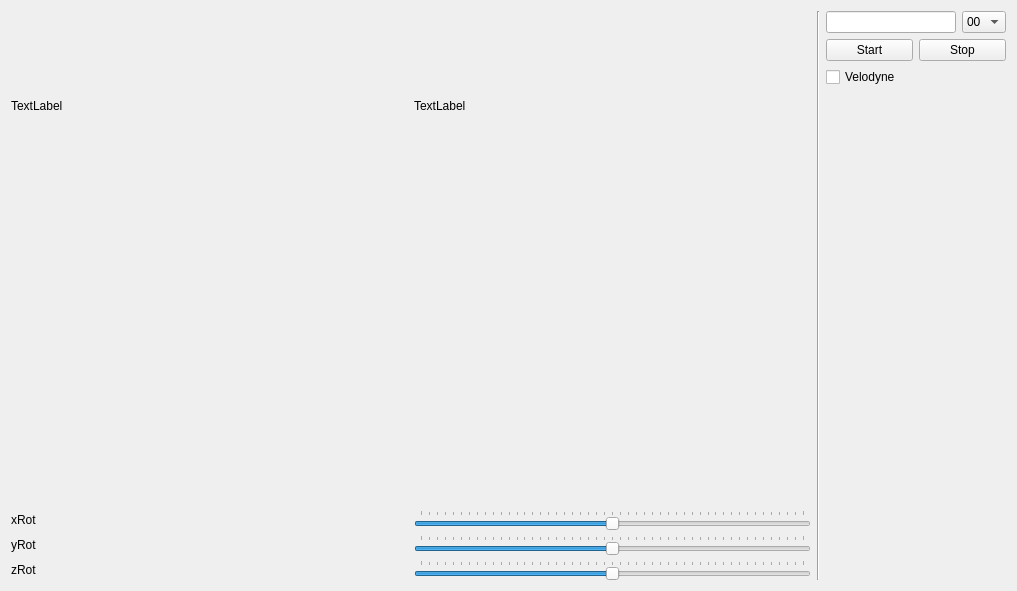
This is src/window.ui in youngsikshin/kitti-player-lcm as Qt 5 draws it before an edit. The edited form follows.
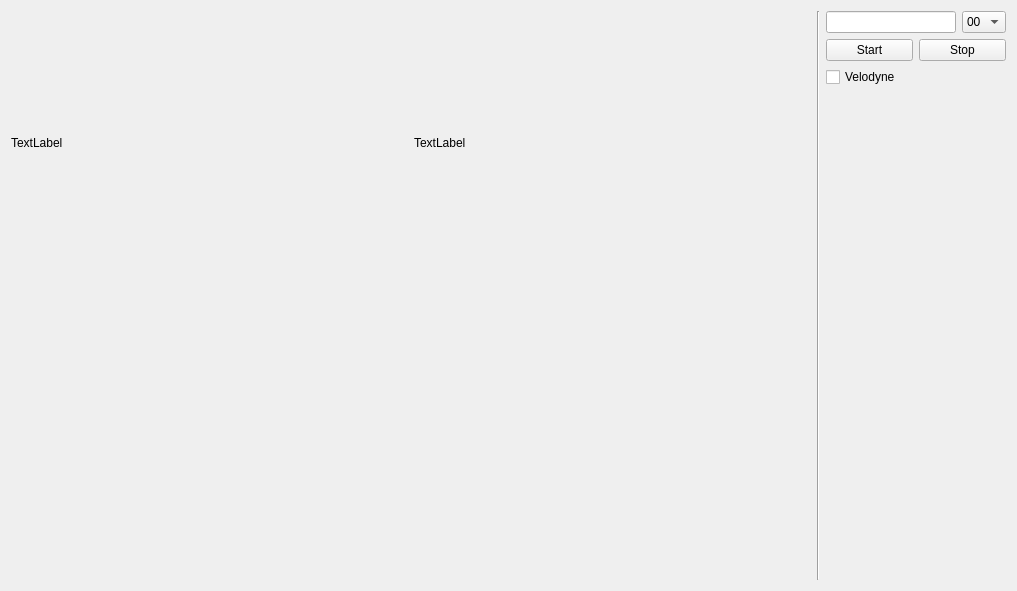
This is the edited form. Custom widgets are drawn as their Qt base class.

Commit message: remove slide bar

Patch:
```diff
--- a/src/window.ui
+++ b/src/window.ui
@@ -52,132 +52,6 @@
          </property>
         </widget>
        </item>
-       <item>
-        <layout class="QHBoxLayout" name="horizontalLayout">
-         <item>
-          <widget class="QLabel" name="label">
-           <property name="text">
-            <string>xRot</string>
-           </property>
-          </widget>
-         </item>
-         <item>
-          <widget class="QSlider" name="rotXSlider">
-           <property name="sizePolicy">
-            <sizepolicy hsizetype="Preferred" vsizetype="Fixed">
-             <horstretch>0</horstretch>
-             <verstretch>0</verstretch>
-            </sizepolicy>
-           </property>
-           <property name="minimum">
-            <number>-360</number>
-           </property>
-           <property name="maximum">
-            <number>360</number>
-           </property>
-           <property name="singleStep">
-            <number>16</number>
-           </property>
-           <property name="pageStep">
-            <number>15</number>
-           </property>
-           <property name="orientation">
-            <enum>Qt::Horizontal</enum>
-           </property>
-           <property name="tickPosition">
-            <enum>QSlider::TicksAbove</enum>
-           </property>
-           <property name="tickInterval">
-            <number>15</number>
-           </property>
-          </widget>
-         </item>
-        </layout>
-       </item>
-       <item>
-        <layout class="QHBoxLayout" name="horizontalLayout_2">
-         <item>
-          <widget class="QLabel" name="label_2">
-           <property name="text">
-            <string>yRot</string>
-           </property>
-          </widget>
-         </item>
-         <item>
-          <widget class="QSlider" name="rotYSlider">
-           <property name="sizePolicy">
-            <sizepolicy hsizetype="Preferred" vsizetype="Fixed">
-             <horstretch>0</horstretch>
-             <verstretch>0</verstretch>
-            </sizepolicy>
-           </property>
-           <property name="minimum">
-            <number>-360</number>
-           </property>
-           <property name="maximum">
-            <number>360</number>
-           </property>
-           <property name="singleStep">
-            <number>16</number>
-           </property>
-           <property name="pageStep">
-            <number>15</number>
-           </property>
-           <property name="orientation">
-            <enum>Qt::Horizontal</enum>
-           </property>
-           <property name="tickPosition">
-            <enum>QSlider::TicksAbove</enum>
-           </property>
-           <property name="tickInterval">
-            <number>15</number>
-           </property>
-          </widget>
-         </item>
-        </layout>
-       </item>
-       <item>
-        <layout class="QHBoxLayout" name="horizontalLayout_3">
-         <item>
-          <widget class="QLabel" name="label_3">
-           <property name="text">
-            <string>zRot</string>
-           </property>
-          </widget>
-         </item>
-         <item>
-          <widget class="QSlider" name="rotZSlider">
-           <property name="sizePolicy">
-            <sizepolicy hsizetype="Preferred" vsizetype="Fixed">
-             <horstretch>0</horstretch>
-             <verstretch>0</verstretch>
-            </sizepolicy>
-           </property>
-           <property name="minimum">
-            <number>-360</number>
-           </property>
-           <property name="maximum">
-            <number>360</number>
-           </property>
-           <property name="singleStep">
-            <number>16</number>
-           </property>
-           <property name="pageStep">
-            <number>15</number>
-           </property>
-           <property name="orientation">
-            <enum>Qt::Horizontal</enum>
-           </property>
-           <property name="tickPosition">
-            <enum>QSlider::TicksAbove</enum>
-           </property>
-           <property name="tickInterval">
-            <number>15</number>
-           </property>
-          </widget>
-         </item>
-        </layout>
-       </item>
       </layout>
      </item>
      <item>
```
Left out of the diff: 51 changed lines with no effect on the pictures. The commit also changes 2 other files.
